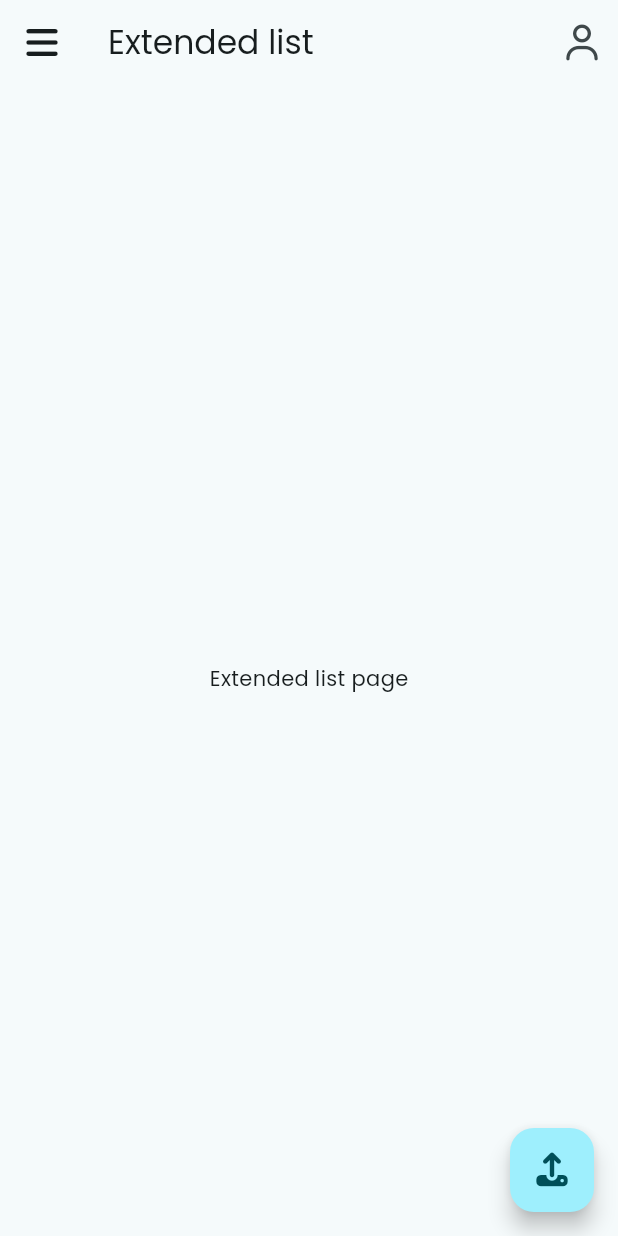
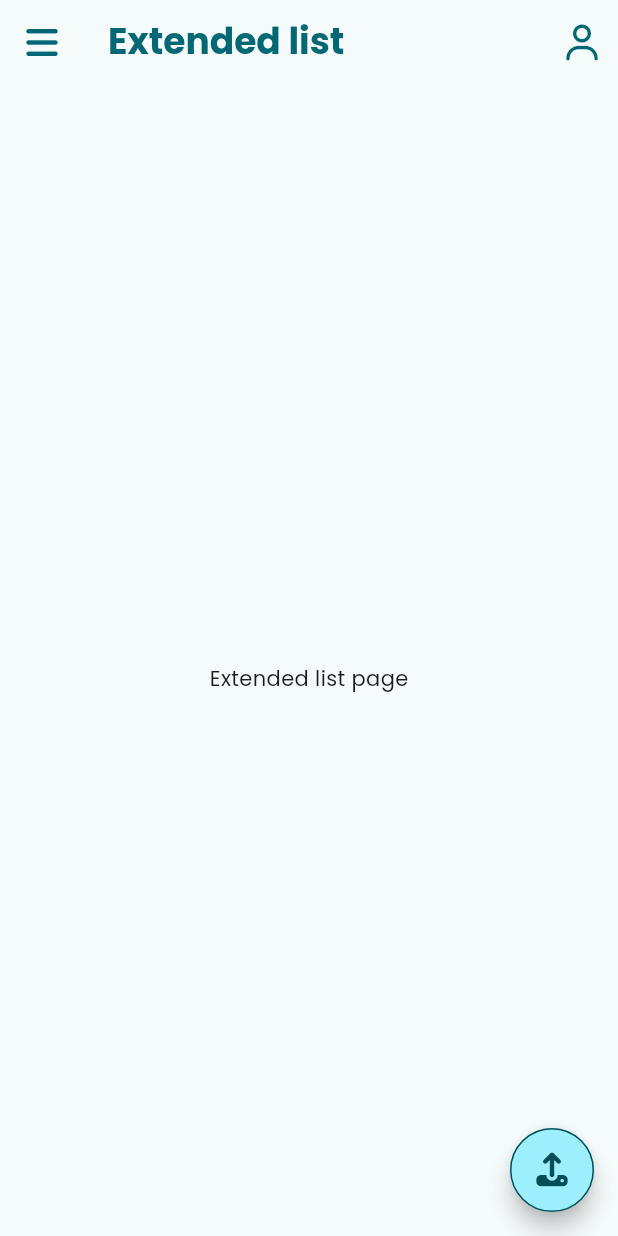
Before and after one commit to BusterAlan/pointercrate_mobile, a Flutter app: the ExtendedListPage screen opened by its route, on a phone screen of 412 x 824 dp. Run offline on Flutter 3.47's test engine with Material 3 defaults, Android fonts, the phone set to English and light mode, and no system bars; our stand-ins replace auto_route, dio, equatable, flutter_bloc, font_awesome_flutter, fpdart and 2 more; missing offline and left inert: flutter_flavor, flutter_pretty_dio_logger.

Commit message:
Modified theme to shared components

```diff
--- a/lib/core/constants/theme/material_theme.dart
+++ b/lib/core/constants/theme/material_theme.dart
@@ -335,7 +335,6 @@ class MaterialTheme {
     return theme(darkHighContrastScheme());
   }
 
-
   ThemeData theme(ColorScheme colorScheme) => ThemeData(
         useMaterial3: true,
         brightness: colorScheme.brightness,
@@ -346,11 +345,18 @@ class MaterialTheme {
         ),
         scaffoldBackgroundColor: colorScheme.background,
         canvasColor: colorScheme.surface,
+        appBarTheme: AppBarTheme(
+          titleTextStyle: textTheme.headlineSmall?.copyWith(
+            fontWeight: FontWeight.bold,
+            color: colorScheme.primary,
+          ),
+          actionsIconTheme: IconThemeData(
+            color: colorScheme.primary,
+          ),
+        ),
       );
 
-
-  List<ExtendedColor> get extendedColors => [
-  ];
+  List<ExtendedColor> get extendedColors => [];
 }
 
 class ExtendedColor {
--- a/lib/core/routes/app_router.dart
+++ b/lib/core/routes/app_router.dart
@@ -11,6 +11,7 @@ class AppRouter extends RootStackRouter {
         AutoRoute(
           page: MainListRoute.page,
           path: RoutesNames.mainlist,
+          initial: true,
         ),
         AutoRoute(
           page: ExtendedListRoute.page,
--- a/lib/core/routes/names.dart
+++ b/lib/core/routes/names.dart
@@ -5,7 +5,7 @@ class RoutesNames {
   /// Contains all the routes of the application.
   RoutesNames._();
 
-  static const mainlist = "/";
+  static const mainlist = "/mainlist";
   static const extendedlist = "/extended";
   static const legacylist = "/legacy";
   static const login = "/login";
--- a/lib/features/shared/presentation/widgets/pointercrate_app_bar.dart
+++ b/lib/features/shared/presentation/widgets/pointercrate_app_bar.dart
@@ -1,5 +1,7 @@
 import "package:flutter/material.dart";
 import "package:font_awesome_flutter/font_awesome_flutter.dart";
+
+import "../../../../core/extensions/theme_extension.dart";
 
 /// Pointercrate demon list general app bar with his parameters
 class PointercrateAppBar extends StatelessWidget
@@ -12,11 +14,14 @@ class PointercrateAppBar extends StatelessWidget
 
   @override
   Widget build(BuildContext context) => AppBar(
-        title: Text(title),
+        title: Text(
+          title,
+        ),
         leading: IconButton(
           onPressed: _onDrawerPressed,
-          icon: const FaIcon(
+          icon: FaIcon(
             FontAwesomeIcons.bars,
+            color: context.colorScheme.primary,
           ),
         ),
         actions: [
--- a/lib/features/shared/presentation/widgets/submit_demonlist_fab.dart
+++ b/lib/features/shared/presentation/widgets/submit_demonlist_fab.dart
@@ -1,5 +1,7 @@
 import "package:flutter/material.dart";
 import "package:font_awesome_flutter/font_awesome_flutter.dart";
+
+import "../../../../core/extensions/theme_extension.dart";
 
 /// Submit demonlist custom floating action button to implement in whatever page needs
 class SubmitDemonlistFAB extends StatelessWidget {
@@ -8,11 +10,17 @@ class SubmitDemonlistFAB extends StatelessWidget {
 
   @override
   Widget build(BuildContext context) => FloatingActionButton(
-    onPressed: _onPressed,
-    child: const FaIcon(
-      FontAwesomeIcons.upload,
-    ),
-  );
+        onPressed: _onPressed,
+        shape: CircleBorder(
+          side: BorderSide(
+            style: BorderStyle.solid,
+            color: context.colorScheme.onPrimaryContainer,
+          ),
+        ),
+        child: const FaIcon(
+          FontAwesomeIcons.upload,
+        ),
+      );
 
   void _onPressed() {
     // TODO: Implement onPressed in custom FAB
```
Lines whose indentation alone changed are shown as unchanged.
